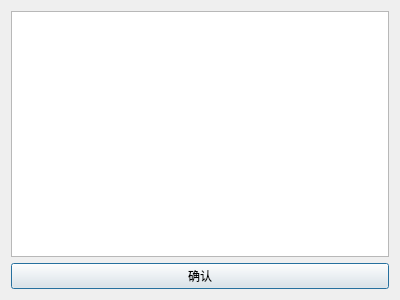
WeatherRouteing/CMRC-ReportSystem, file ReportSystem/UiCode/loginput.ui: the form before one commit.
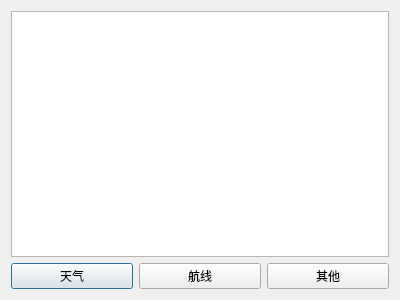
The form after the commit.

```diff
--- a/ReportSystem/UiCode/loginput.ui
+++ b/ReportSystem/UiCode/loginput.ui
@@ -20,11 +20,29 @@
       <widget class="QTextEdit" name="textEdit"/>
      </item>
      <item>
+      <layout class="QHBoxLayout" name="horizontalLayout">
+       <item>
       <widget class="QPushButton" name="pushButton">
        <property name="text">
-        <string>确认</string>
-       </property>
-      </widget>
+          <string>天气</string>
+         </property>
+        </widget>
+       </item>
+       <item>
+        <widget class="QPushButton" name="pushButton_2">
+         <property name="text">
+          <string>航线</string>
+         </property>
+        </widget>
+       </item>
+       <item>
+        <widget class="QPushButton" name="pushButton_3">
+         <property name="text">
+          <string>其他</string>
+         </property>
+        </widget>
+       </item>
+      </layout>
      </item>
     </layout>
    </item>
```
Lines whose indentation alone changed are shown as unchanged.
